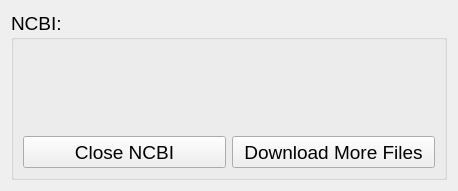
Above: NCBI_navigation_page.ui from TrinhLab/CASPERapp before the change. Below: the same form after it.
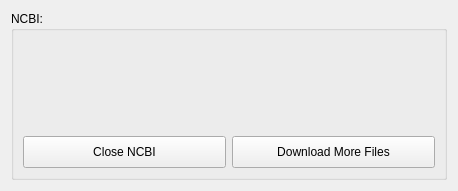
That is the form after the change.

Commit message: making UI use pixel count for font sizes rather than point size to keep it from scaling from windows scaling

Diff of the .ui file:
```diff
--- a/NCBI_navigation_page.ui
+++ b/NCBI_navigation_page.ui
@@ -7,18 +7,23 @@
     <x>0</x>
     <y>0</y>
     <width>460</width>
-    <height>180</height>
+    <height>187</height>
    </rect>
   </property>
   <property name="font">
    <font>
     <family>Arial</family>
-    <pointsize>14</pointsize>
+    <weight>50</weight>
+    <italic>false</italic>
+    <bold>false</bold>
    </font>
   </property>
   <property name="windowTitle">
    <string>Download(s) Completed!</string>
   </property>
+  <property name="styleSheet">
+   <string notr="true">font: 16px 'Arial';</string>
+  </property>
   <layout class="QGridLayout" name="gridLayout_2">
    <property name="sizeConstraint">
     <enum>QLayout::SetFixedSize</enum>
@@ -61,7 +66,10 @@
         <property name="font">
          <font>
           <family>Arial</family>
-          <pointsize>14</pointsize>
+          
+          <weight>50</weight>
+          <italic>false</italic>
+          <bold>false</bold>
          </font>
         </property>
         <property name="toolTip">
@@ -89,7 +97,10 @@
         <property name="font">
          <font>
           <family>Arial</family>
-          <pointsize>14</pointsize>
+          
+          <weight>50</weight>
+          <italic>false</italic>
+          <bold>false</bold>
          </font>
         </property>
         <property name="toolTip">
@@ -105,7 +116,10 @@
         <property name="font">
          <font>
           <family>Arial</family>
-          <pointsize>14</pointsize>
+          
+          <weight>50</weight>
+          <italic>false</italic>
+          <bold>false</bold>
          </font>
         </property>
         <property name="text">
```
The commit also changes 34 other files.
